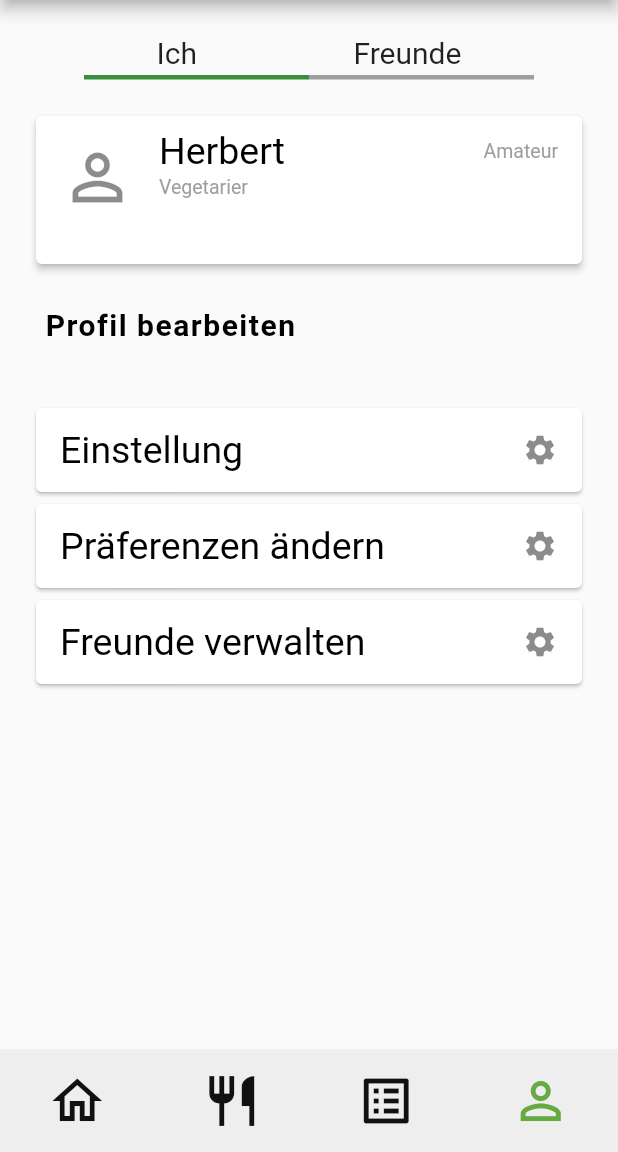
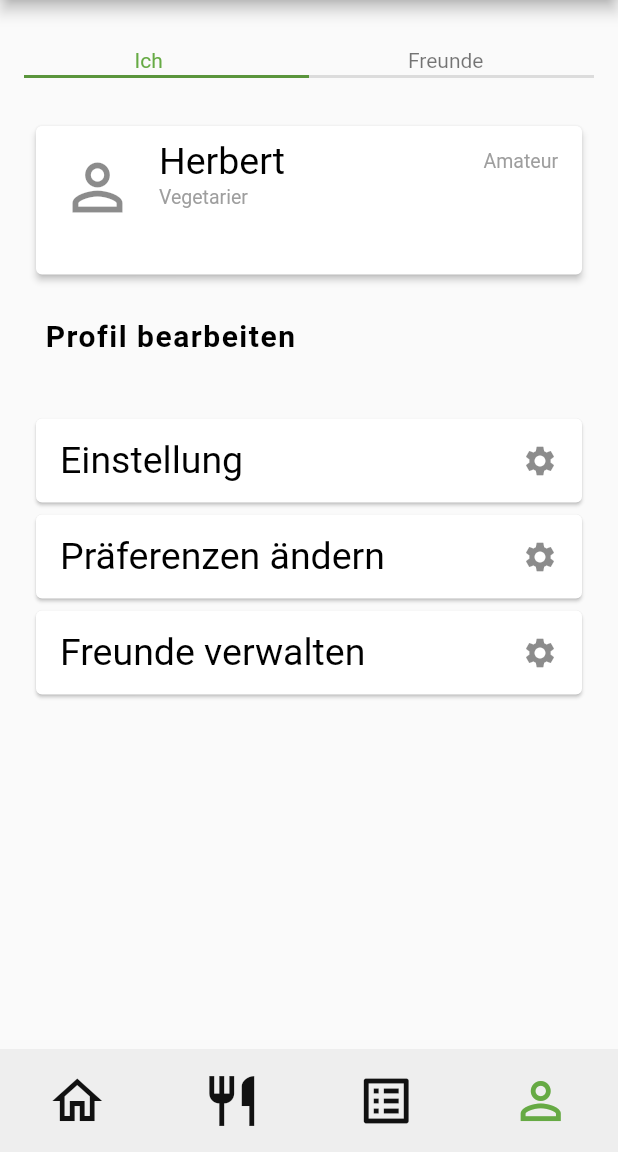
Before and after one commit to kit-recipe-app/front-end, a Flutter app: the screen it shows after launch, item 4 of the bottom bar chosen, on a phone screen of 412 x 824 dp, the part 84-1236 px from its top. Run offline on Flutter 3.47's test engine with Material 2 defaults, Android fonts, the light colour scheme and no system bars.

Commit message:
Ich habe die Navigation der Profil Seite implementiert, dazu habe ich einfach dieselbe klasse wie die Rezepte benutzt, dazu musste ich die texte variablen machen,

```diff
--- a/flutter_frontend_recipes/lib/pages/profile/main-page-profile.dart
+++ b/flutter_frontend_recipes/lib/pages/profile/main-page-profile.dart
@@ -1,33 +1,40 @@
 import 'package:flutter/material.dart';
-import 'package:flutter_frontend_recipes/constants/font_styles.dart';
-import 'package:flutter_frontend_recipes/content_examples/initiating_examples.dart';
-import 'package:flutter_frontend_recipes/pages/profile/profil-page-appbar.dart';
-import 'package:flutter_frontend_recipes/pages/profile/profile-sub-pages/setting-list.dart';
+import 'package:flutter_frontend_recipes/pages/profile/profile-current-profile-tab.dart';
+import 'package:flutter_frontend_recipes/pages/profile/profile-friend-profile-tab.dart';
+import 'package:flutter_frontend_recipes/pages/profile/profile-page-components/profil-page-appbar.dart';
 
-import 'current-profil-card.dart';
-import 'example_profile.dart';
 
-class ProfileMainPage extends StatelessWidget {
-  ProfileMainPage({Key? key}) : super(key: key);
+import '../recipes/navigation-switch-recipes.dart';
 
-  ProfilPageOptions options = ProfilPageOptions();
+
+class ProfileMainPage extends StatefulWidget {
+  const ProfileMainPage({Key? key}) : super(key: key);
+
+  @override
+  State<ProfileMainPage> createState() => _ProfileMainPageState();
+}
+
+class _ProfileMainPageState extends State<ProfileMainPage> {
 
   //TODO:hier später echtes Profil reinmachen
-  Profile currentProfile = InitiatingExamples().exampleProfiles[0];
-
   // das hier muss irgendwie besser gemacht werden wegen Code Duplikate
   BuildProfiLAppBar buildProfiLAppBar = BuildProfiLAppBar();
-  CurrentProfilCard currentProfilCard = CurrentProfilCard(
-      currentProfile: InitiatingExamples().exampleProfiles[0]);
   //
 
-  // wird später nicht mehr benötigt
+
   String meTab = 'Ich';
   String friendsTab = 'Freunde';
-  //
+
+  int currentIndex = 0;
 
   String changeProfile = 'Profil bearbeiten';
   String profilePageTitle = 'Profil';
+
+  List<Widget> allTabs = [
+    CurrentProfileTab(),
+    FriendProfilesTab(),
+  ];
+
 
   @override
   Widget build(BuildContext context) {
@@ -35,74 +42,26 @@ class ProfileMainPage extends StatelessWidget {
       appBar: buildProfiLAppBar.profilAppBar(profilePageTitle),
       body: Column(
         children: [
-          // die SizedBox ist nur ein Platzhalter
-          SizedBox(
-            height: 50,
-            child: Padding(
-              padding: const EdgeInsets.only(top: 20),
-              child: Row(
-                mainAxisAlignment: MainAxisAlignment.spaceEvenly,
-                children: [
-                  Text(
-                    meTab,
-                    style: const TextStyle(
-                      fontSize: 20,
-                    ),
-                  ),
-                  Text(
-                    friendsTab,
-                    style: const TextStyle(
-                      fontSize: 20,
-                    ),
-                  ),
-                ],
-              ),
+          Container(
+            padding: EdgeInsets.all(8),
+            child: Column(
+              children: [
+                RecipeAppNavigationSwitchBasicLayout(
+                  selectedIndex: currentIndex,
+                  onChange: ((int index) {
+                    setState(() {
+                      currentIndex = index;
+                    });
+                  }),
+                  textLeftTab: meTab,
+                  textRightTab: friendsTab,
+                ),
+              ],
             ),
           ),
 
-          // Container ist auch nur Platzhalter
-          Row(
-            mainAxisAlignment: MainAxisAlignment.center,
-            children: [
-              Container(
-                color: Colors.green[700],
-                height: 3,
-                width: 150,
-              ),
-              Container(
-                color: Colors.grey,
-                height: 3,
-                width: 150,
-              ),
-            ],
-          ),
+          allTabs[currentIndex],
 
-          Padding(
-            padding: const EdgeInsets.all(20),
-            child: currentProfilCard.returnCard(),
-          ),
-          Row(
-            children: [
-              Padding(
-                padding: const EdgeInsets.fromLTRB(30, 5, 10, 20),
-                child: Text(
-                  changeProfile,
-                  style: FontStyles.titleText,
-                ),
-              ),
-            ],
-          ),
-
-          //
-          Padding(
-            padding: const EdgeInsets.all(20),
-            child: SizedBox(
-              height: 350,
-              child: ListView(
-                children: options.listOfOptions,
-              ),
-            ),
-          ),
         ],
       ),
     );
--- /dev/null
+++ b/flutter_frontend_recipes/lib/pages/profile/profile-current-profile-tab.dart
@@ -0,0 +1,59 @@
+import 'package:flutter/material.dart';
+import 'package:flutter_frontend_recipes/pages/profile/profile-page-components/current-profil-card.dart';
+import 'package:flutter_frontend_recipes/pages/profile/profile-sub-pages/setting-list.dart';
+
+import '../../constants/font_styles.dart';
+import '../../content_examples/initiating_examples.dart';
+
+
+class CurrentProfileTab extends StatefulWidget {
+  const CurrentProfileTab({Key? key}) : super(key: key);
+
+  @override
+  State<CurrentProfileTab> createState() => _CurrentProfileTabState();
+}
+
+class _CurrentProfileTabState extends State<CurrentProfileTab> {
+
+  ProfilPageOptions options = ProfilPageOptions();
+
+  //TODO:hier später echtes Profil reinmachen
+  CurrentProfilCard currentProfilCard = CurrentProfilCard(
+      currentProfile: InitiatingExamples().exampleProfiles[0]);
+
+  String changeProfile = 'Profil bearbeiten';
+
+
+  @override
+  Widget build(BuildContext context) {
+    return Column(
+      children: [
+        Padding(
+          padding: const EdgeInsets.all(20),
+          child: currentProfilCard.returnCard(),
+        ),
+        Row(
+          children: [
+            Padding(
+              padding: const EdgeInsets.fromLTRB(30, 5, 10, 20),
+              child: Text(
+                changeProfile,
+                style: FontStyles.titleText,
+              ),
+            ),
+          ],
+        ),
+
+        Padding(
+          padding: const EdgeInsets.all(20),
+          child: SizedBox(
+            height: 220,
+            child: ListView(
+              children: options.listOfOptions,
+            ),
+          ),
+        ),
+      ],
+    );
+  }
+}
--- /dev/null
+++ b/flutter_frontend_recipes/lib/pages/profile/profile-friend-profile-tab.dart
@@ -0,0 +1,33 @@
+import 'package:flutter/material.dart';
+import 'package:flutter_frontend_recipes/pages/profile/profile-page-components/current-profil-card.dart';
+
+import '../../content_examples/initiating_examples.dart';
+
+
+class FriendProfilesTab extends StatefulWidget {
+  const FriendProfilesTab({Key? key}) : super(key: key);
+
+  @override
+  State<FriendProfilesTab> createState() => _FriendProfilesTabState();
+}
+
+class _FriendProfilesTabState extends State<FriendProfilesTab> {
+
+
+  //TODO:hier später echtes Profil reinmachen
+  CurrentProfilCard currentProfilCard = CurrentProfilCard(
+      currentProfile: InitiatingExamples().exampleProfiles[1]);
+
+
+  @override
+  Widget build(BuildContext context) {
+    return Column(
+      children: [
+        Padding(
+          padding: const EdgeInsets.all(20),
+          child: currentProfilCard.returnCard(),
+        ),
+      ],
+    );
+  }
+}
--- a/flutter_frontend_recipes/lib/pages/profile/current-profil-card.dart
+++ b/flutter_frontend_recipes/lib/pages/profile/profile-page-components/current-profil-card.dart
@@ -1,8 +1,8 @@
 import 'package:flutter/material.dart';
 import 'package:flutter_frontend_recipes/pages/profile/example_profile.dart';
 
-import '../../constants/font_styles.dart';
-import '../../constants/icon_designs.dart';
+import '../../../constants/font_styles.dart';
+import '../../../constants/icon_designs.dart';
 
 
 class CurrentProfilCard {
--- a/flutter_frontend_recipes/lib/pages/profile/profil-page-appbar.dart
+++ b/flutter_frontend_recipes/lib/pages/profile/profile-page-components/profil-page-appbar.dart
@@ -1,8 +1,7 @@
 import 'package:flutter/material.dart';
 import 'package:flutter_frontend_recipes/constants/color_styles.dart';
 
-import '../../constants/font_styles.dart';
-import '../../constants/icon_designs.dart';
+import '../../../constants/font_styles.dart';
 
 
 
--- a/flutter_frontend_recipes/lib/pages/profile/profile-sub-pages/change-preferences.dart
+++ b/flutter_frontend_recipes/lib/pages/profile/profile-sub-pages/change-preferences.dart
@@ -1,5 +1,5 @@
 import 'package:flutter/material.dart';
-import 'package:flutter_frontend_recipes/pages/profile/profil-page-appbar.dart';
+import 'package:flutter_frontend_recipes/pages/profile/profile-page-components/profil-page-appbar.dart';
 
 
 
--- a/flutter_frontend_recipes/lib/pages/profile/profile-sub-pages/manage-friends.dart
+++ b/flutter_frontend_recipes/lib/pages/profile/profile-sub-pages/manage-friends.dart
@@ -1,5 +1,5 @@
 import 'package:flutter/material.dart';
-import 'package:flutter_frontend_recipes/pages/profile/profil-page-appbar.dart';
+import 'package:flutter_frontend_recipes/pages/profile/profile-page-components/profil-page-appbar.dart';
 
 
 class ManageFriends extends StatefulWidget {
--- a/flutter_frontend_recipes/lib/pages/profile/profile-sub-pages/profile-settings.dart
+++ b/flutter_frontend_recipes/lib/pages/profile/profile-sub-pages/profile-settings.dart
@@ -1,5 +1,5 @@
 import 'package:flutter/material.dart';
-import 'package:flutter_frontend_recipes/pages/profile/profil-page-appbar.dart';
+import 'package:flutter_frontend_recipes/pages/profile/profile-page-components/profil-page-appbar.dart';
 
 class ProfileSettingsPage extends StatefulWidget {
   const ProfileSettingsPage({Key? key}) : super(key: key);
--- a/flutter_frontend_recipes/lib/pages/recipes/navigation-switch-recipes.dart
+++ b/flutter_frontend_recipes/lib/pages/recipes/navigation-switch-recipes.dart
@@ -1,11 +1,23 @@
 import 'package:flutter/material.dart';
 import 'package:flutter_frontend_recipes/constants/color_styles.dart';
 
-class RecipeAppNavigationSwitchRecipes extends StatelessWidget {
+class RecipeAppNavigationSwitchBasicLayout extends StatelessWidget {
   Function onChange;
   int selectedIndex;
-  RecipeAppNavigationSwitchRecipes(
-      {required this.onChange, required this.selectedIndex, super.key});
+  String textLeftTab;
+  String textRightTab;
+  RecipeAppNavigationSwitchBasicLayout(
+      {required this.onChange, required this.selectedIndex,
+        required this.textLeftTab, required this.textRightTab, super.key});
+
+  // TODO: Info an Paul:
+  // hier Alex, ich hab die Klasse etwas verändert, ich hab
+  // den text jetzt als required in den construktor gemacht
+  // (die variablen textLeftTab und textRightTab) und den Namen
+  // der Klasse geändert, weil ich benutze die exakt selbe Klasse bei der
+  // Profil Seite um da die Tabs umzuschalten, also wenn du hier später
+  // noch was umänderst, dann hat das auch Auswirkungen auf die Profil Seite
+  // nur damit du das weißt
 
   @override
   Widget build(BuildContext context) {
@@ -23,7 +35,7 @@ class RecipeAppNavigationSwitchRecipes extends StatelessWidget {
                     onChange(0);
                   },
                   child: Text(
-                    "Entdecken",
+                    textLeftTab,
                     style: TextStyle(
                       color: (selectedIndex == 0)
                           ? RecipeAppColorStyles.selectedTextColor
@@ -36,7 +48,7 @@ class RecipeAppNavigationSwitchRecipes extends StatelessWidget {
                     onChange(1);
                   },
                   child: Text(
-                    "Meine Rezepte",
+                    textRightTab,
                     style: TextStyle(
                       color: (selectedIndex == 1)
                           ? RecipeAppColorStyles.selectedTextColor
--- a/flutter_frontend_recipes/lib/pages/recipes/top-navigation-recipes.dart
+++ b/flutter_frontend_recipes/lib/pages/recipes/top-navigation-recipes.dart
@@ -8,6 +8,10 @@ class RecipeAppTopNavigation extends StatelessWidget {
   RecipeAppTopNavigation(
       {required this.onChange, required this.selectedIndex, super.key});
 
+
+  String textLeftTab = "Entdecken";
+  String textRightTab = "Meine Rezepte";
+
   @override
   Widget build(BuildContext context) {
     return Container(
@@ -15,8 +19,9 @@ class RecipeAppTopNavigation extends StatelessWidget {
       child: Column(
         children: [
           const RecipeAppSearchBar(),
-          RecipeAppNavigationSwitchRecipes(
-              onChange: onChange, selectedIndex: selectedIndex),
+          RecipeAppNavigationSwitchBasicLayout(
+              onChange: onChange, selectedIndex: selectedIndex,
+            textLeftTab: textLeftTab, textRightTab: textRightTab,),
         ],
       ),
     );
```
